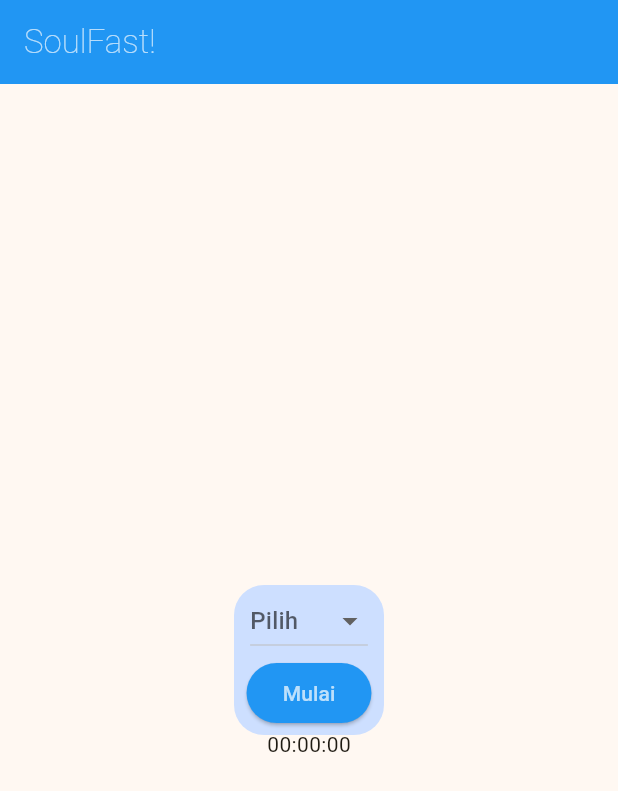
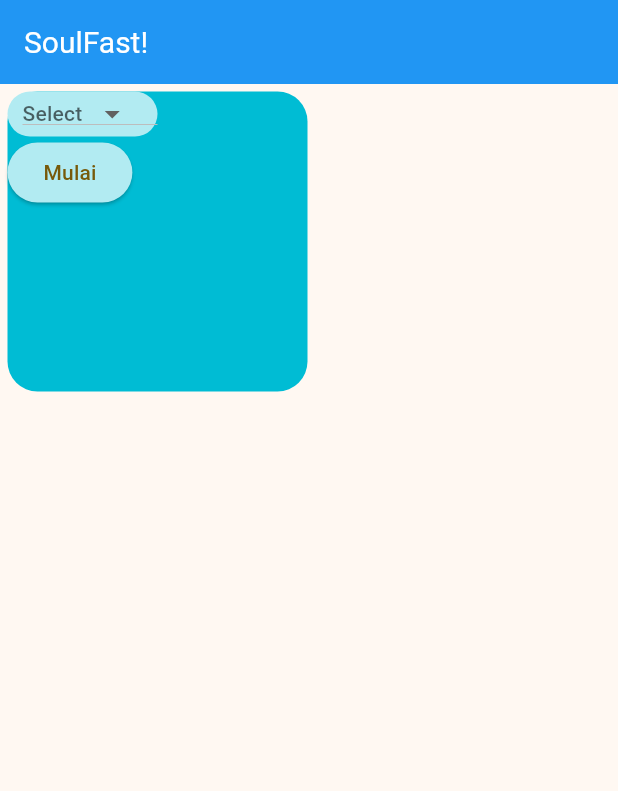
Before and after one commit to ilhamafandi21/soul-fast, a Flutter app: the screen it shows after launch, after a tap on "Mulai", on a phone screen of 412 x 824 dp. Shown: the top 791 px of the screen. Run offline on Flutter 3.47's test engine with Material 3 defaults, Android fonts, the phone set to English and light mode, and no system bars.

Commit message:
07 November 2025

```diff
--- a/lib/pages/home.dart
+++ b/lib/pages/home.dart
@@ -1,5 +1,4 @@
 import 'dart:async';
-
 import 'package:flutter/material.dart';
 
 class Home extends StatefulWidget {
@@ -10,13 +9,7 @@ class Home extends StatefulWidget {
 }
 
 class _HomeState extends State<Home> {
-
-  String? buttonText;
-  int durationFastToSecond = 0;
-  int remainingSecond = 0;
-  Timer? countdownTimer;
-
-  String? valueFast;
+  String? selectedFast;
   List<String> variantFast = [
     '16/8',
     '18/6',
@@ -35,95 +28,61 @@ class _HomeState extends State<Home> {
     return '${hours.toString().padLeft(2, '0')}:${minutes.toString().padLeft(2, '0')}:${seconds.toString().padLeft(2, '0')}';
   }
 
-  void startFasting() {
-    switch (valueFast) {
-      case '16/8':
-        durationFastToSecond = 16 * 3600;
-        break;
-      case '18/6':
-        durationFastToSecond = 18 * 3600;
-        break;
-      case '24 Jam':
-        durationFastToSecond = 24 * 3600;
-        break;
-      case '36 Jam':
-        durationFastToSecond = 36 * 3600;
-        break;
-      case '48 Jam':
-        durationFastToSecond = 48 * 3600;
-        break;
-      case '72 Jam':
-        durationFastToSecond = 72 * 3600;
-        break;
-      default:
-        durationFastToSecond = 0 * 3600;
-        break;
-    }
-
-    setState(() {
-      remainingSecond = durationFastToSecond;
-    });
-
-    countdownTimer = Timer.periodic(Duration(seconds: 1), (e) {
-      if (remainingSecond > 0) {
-        setState(() {
-          remainingSecond--;
-        });
-      } else {
-        e.cancel();
-      }
-    });
-  }
-
-  void stopFasting() {}
-
   @override
   Widget build(BuildContext context) {
     return Scaffold(
       appBar: AppBar(
-        title: Text(
-          'SoulFast!',
-          style: TextStyle(fontWeight: FontWeight.w100, color: Colors.white70),
+        title: Text('SoulFast!'),
+        backgroundColor: Colors.blue,
+        titleTextStyle: TextStyle(color: Colors.white, fontSize: 20),
       ),
-        backgroundColor: Colors.blue,
+      body: Container(
+        height: 200,
+        width: 200,
+        margin: EdgeInsets.all(5),
+        decoration: BoxDecoration(
+          color: Colors.cyan,
+          borderRadius: BorderRadius.all(Radius.circular(20)),
         ),
-      body: Center(
-        child: Container(
-          height: 100,
+        child: Column(
+          crossAxisAlignment: CrossAxisAlignment.start,
+          children: [
+            Container(
+              height: 30,
               width: 100,
               decoration: BoxDecoration(
-            color: const Color.fromARGB(255, 205, 223, 255),
+                color: Colors.cyan[100],
                 borderRadius: BorderRadius.circular(20)
+              ),
+              child: DropdownButton(
 
-          ),
-          child: Column(
-            mainAxisAlignment: MainAxisAlignment.center,
-            children: [
-              DropdownButton<String>(
-                value: valueFast,
-                hint: Text('Pilih'),
+                padding: EdgeInsets.only(left: 10),
+                borderRadius: BorderRadius.all(Radius.circular(20)),
+                dropdownColor: Colors.cyan[300],
+                value: selectedFast,
+                hint: Text('Select', style: TextStyle(fontSize: 14)),
                 items: variantFast.map((value) {
-                  return DropdownMenuItem<String>(value: value, child: Text(value));
+                  return DropdownMenuItem(
+                    value: value,
+                    child: Text(value, style: TextStyle(fontSize: 14)),
+                  );
                 }).toList(),
                 onChanged: (e) {
                   setState(() {
-                    valueFast = e;
+                    selectedFast = e;
                   });
                 },
               ),
+            ),
+
             ElevatedButton(
               style: ButtonStyle(
-                  backgroundColor: WidgetStatePropertyAll(Colors.blue),
+                backgroundColor: WidgetStatePropertyAll(Colors.cyan[100]),
               ),
-                onPressed: () {
-                  startFasting();
-                },
-                child: Text('Mulai', style: TextStyle(color: Colors.white70)),
+              onPressed: () {},
+              child: Text('Mulai'),
             ),
-
-              Text(formatTime(remainingSecond)),
           ],
-          ),
         ),
       ),
     );
```
Lines whose indentation alone changed are shown as unchanged.
